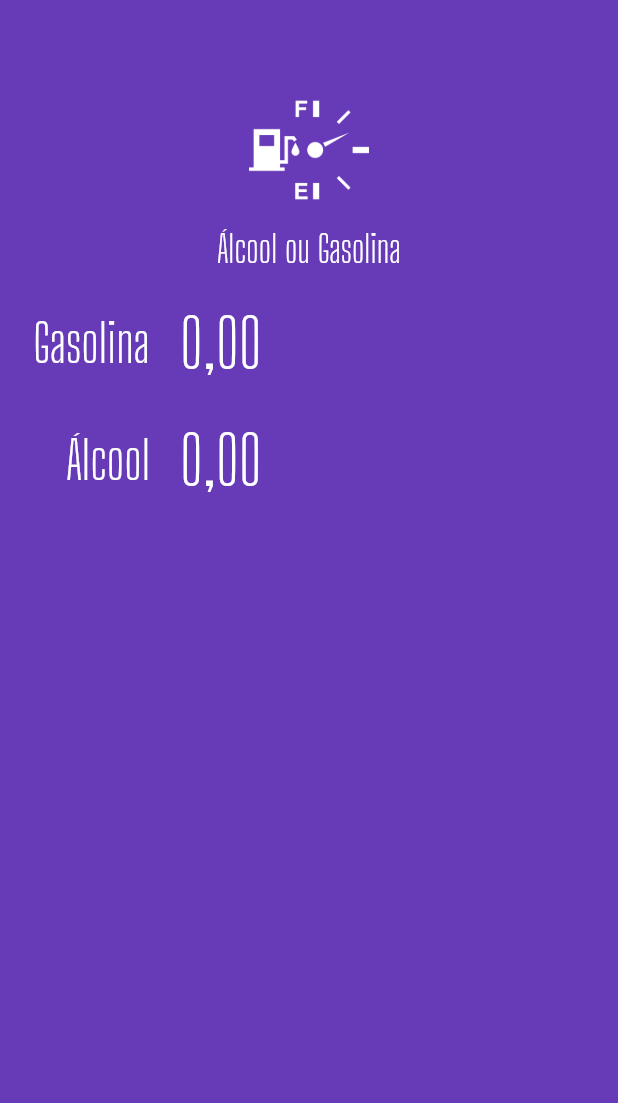
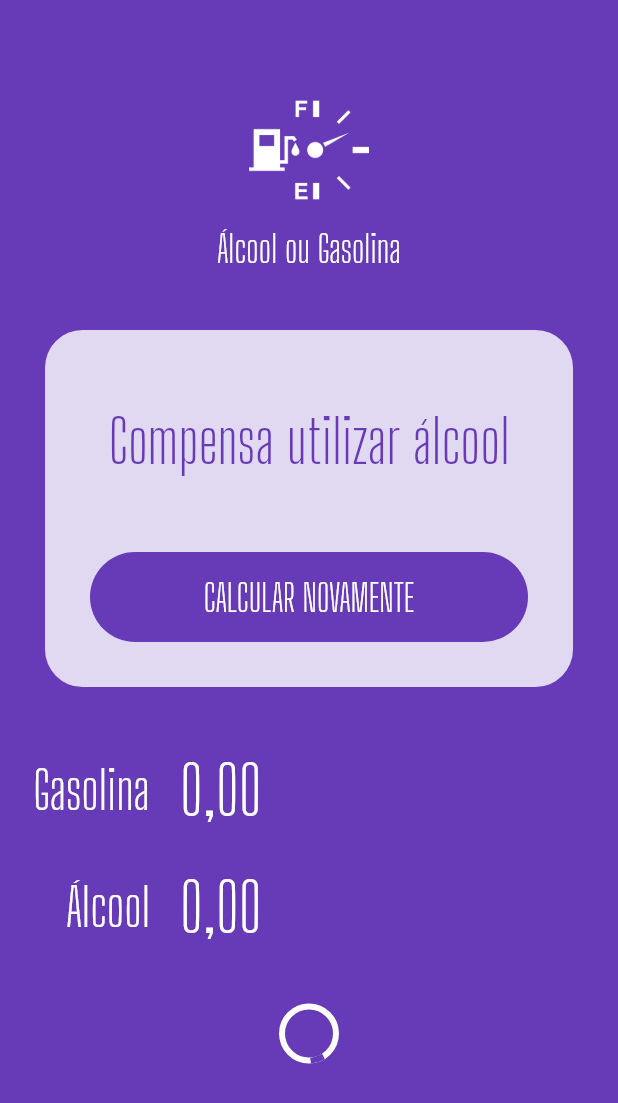
Before and after one commit to Wkerlyson/alcohol_gasoline, a Flutter app: the screen it shows after launch, on a phone screen of 412 x 824 dp. Shown: the top 1103 px of the screen. Run offline on Flutter 3.47's test engine with Material 2 defaults, Android fonts, the phone set to English and light mode, and no system bars; our stand-ins replace flutter_masked_text.

Commit message:
adding Loading Button

```diff
--- a/lib/main.dart
+++ b/lib/main.dart
@@ -1,4 +1,5 @@
 import 'package:alcohol_gasoline/widgets/input.widget.dart';
+import 'package:alcohol_gasoline/widgets/loading-button.widget.dart';
 import 'package:alcohol_gasoline/widgets/logo.widget.dart';
 import 'package:flutter/material.dart';
 import 'package:flutter_masked_text/flutter_masked_text.dart';
@@ -31,6 +32,37 @@ class HomePage extends StatelessWidget {
       body: ListView(
         children: <Widget>[
           Logo(),
+          Container(
+            margin: EdgeInsets.all(30),
+            decoration: BoxDecoration(
+              color: Colors.white.withOpacity(0.8),
+              borderRadius: BorderRadius.circular(25),
+            ),
+            child: Column(
+              children: <Widget>[
+                SizedBox(
+                  height: 50,
+                ),
+                Text(
+                  'Compensa utilizar álcool',
+                  style: TextStyle(
+                    color: Theme.of(context).primaryColor,
+                    fontSize: 40,
+                    fontFamily: 'Big Shoulders Display',
+                  ),
+                ),
+                SizedBox(
+                  height: 20,
+                ),
+                LoadingButton(
+                  busy: false,
+                  func: () {},
+                  text: 'CALCULAR NOVAMENTE',
+                  invert: true,
+                ),
+              ],
+            ),
+          ),
           Input(
             ctrl: _gasCtrl,
             label: 'Gasolina',
@@ -39,6 +71,15 @@ class HomePage extends StatelessWidget {
             ctrl: _alcCtrl,
             label: 'Álcool',
           ),
+          SizedBox(
+            height: 20,
+          ),
+          LoadingButton(
+            busy: true,
+            func: () {},
+            text: 'CALCULAR',
+            invert: false,
+          )
         ],
       ),
     );
--- /dev/null
+++ b/lib/widgets/loading-button.widget.dart
@@ -0,0 +1,49 @@
+import 'package:flutter/material.dart';
+
+class LoadingButton extends StatelessWidget {
+  var busy = false;
+  var invert = false;
+  Function func;
+  var text = '';
+
+  LoadingButton({
+    @required this.busy,
+    @required this.func,
+    @required this.invert,
+    @required this.text,
+  });
+
+  @override
+  Widget build(BuildContext context) {
+    return busy
+        ? Container(
+            alignment: Alignment.center,
+            height: 50,
+            child: CircularProgressIndicator(
+              backgroundColor: Colors.white,
+            ),
+          )
+        : Container(
+            margin: EdgeInsets.all(30),
+            height: 60,
+            width: double.infinity,
+            decoration: BoxDecoration(
+              color: invert
+                  ? Theme.of(context).primaryColor
+                  : Colors.white.withOpacity(0.8),
+              borderRadius: BorderRadius.circular(60),
+            ),
+            child: FlatButton(
+              child: Text(
+                text,
+                style: TextStyle(
+                  color: invert ? Colors.white : Theme.of(context).primaryColor,
+                  fontSize: 25,
+                  fontFamily: 'Big Shoulders Display',
+                ),
+              ),
+              onPressed: func,
+            ),
+          );
+  }
+}
```
